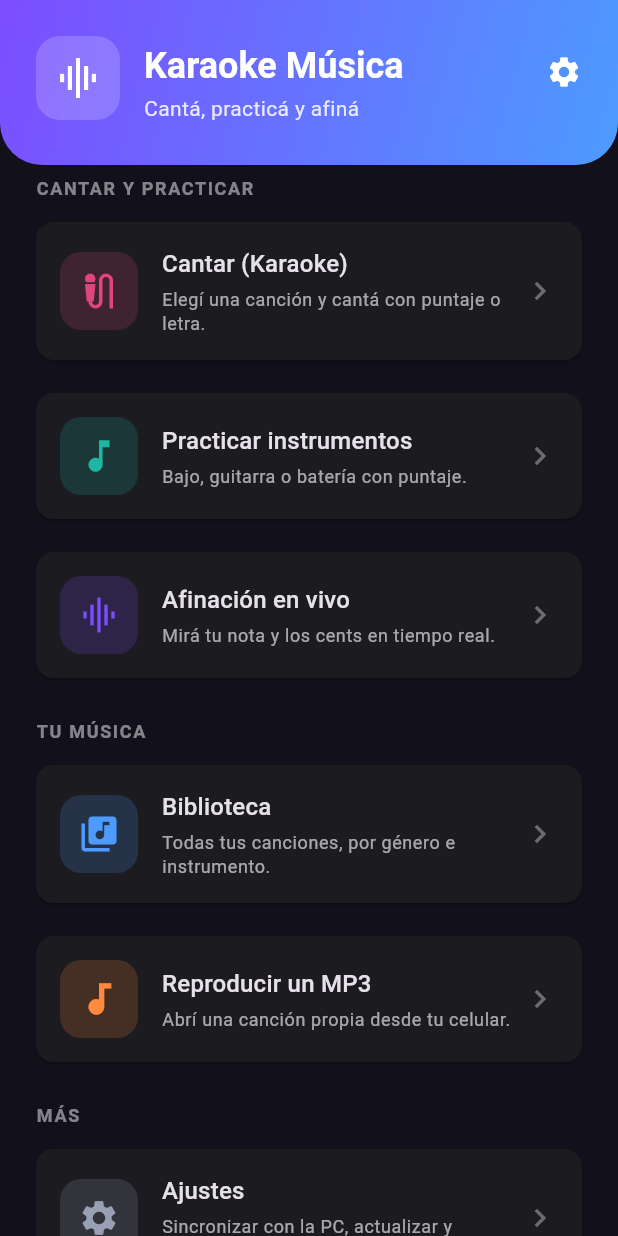
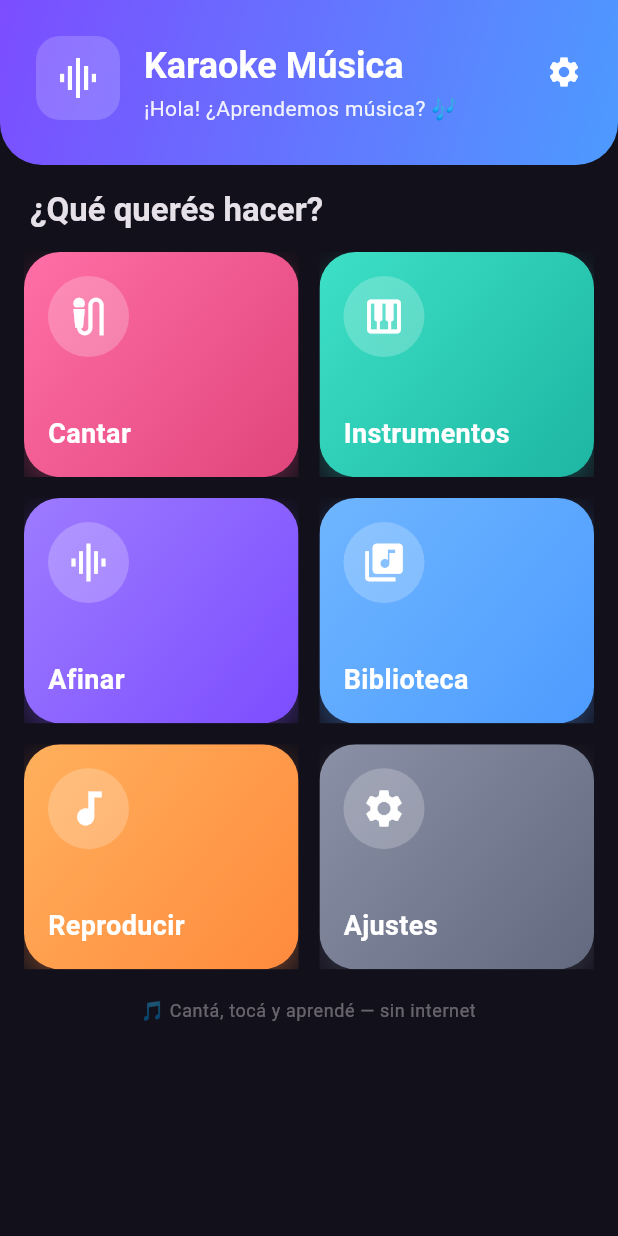
Before and after one commit to alexisfagnolad-beep/app-karaoke-musica, a Flutter app: the screen it shows after launch, on a phone screen of 412 x 824 dp. Run offline on Flutter 3.47's test engine with Material 3 defaults, Android fonts, the phone set to English and light mode, and no system bars; our stand-ins replace file_picker, flutter_secure_storage, just_audio, open_filex, package_info_plus, permission_handler; missing offline and left inert: flutter_audio_capture, pitch_detector_dart; network calls fail.

Commit message:
Diseño celular más didáctico y colorido (para chicos): inicio + tema
Primera vuelta de rosca pensada para que la usen niños:
- Tema global más redondeado y con botones grandes (cards radio 22, botones 18,
  snackbars flotantes).
- Inicio rediseñado: saludo amigable y grilla de tiles grandes y coloridos con
  degradé, ícono en círculo y etiqueta corta (Cantar, Instrumentos, Afinar,
  Biblioteca, Reproducir, Ajustes) — bien tocables.

Co-Authored-By: Claude Opus 4.8 <noreply@anthropic.com>
Claude-Session: https://claude.ai/code/session_01YTrSmuHpnRj1oa43gKrDhM

```diff
--- a/lib/app.dart
+++ b/lib/app.dart
@@ -23,6 +23,34 @@ class KaraokeApp extends StatelessWidget {
         useMaterial3: true,
         colorScheme: colorScheme,
         scaffoldBackgroundColor: const Color(0xFF12101A),
+        // Formas bien redondeadas y botones grandes: más amigable para chicos.
+        cardTheme: CardThemeData(
+          clipBehavior: Clip.antiAlias,
+          shape: RoundedRectangleBorder(
+            borderRadius: BorderRadius.circular(22),
+          ),
+        ),
+        filledButtonTheme: FilledButtonThemeData(
+          style: FilledButton.styleFrom(
+            shape: RoundedRectangleBorder(
+              borderRadius: BorderRadius.circular(18),
+            ),
+            textStyle: const TextStyle(
+              fontSize: 16,
+              fontWeight: FontWeight.bold,
+            ),
+          ),
+        ),
+        outlinedButtonTheme: OutlinedButtonThemeData(
+          style: OutlinedButton.styleFrom(
+            shape: RoundedRectangleBorder(
+              borderRadius: BorderRadius.circular(18),
+            ),
+          ),
+        ),
+        snackBarTheme: const SnackBarThemeData(
+          behavior: SnackBarBehavior.floating,
+        ),
       ),
       home: const HomeScreen(),
     );
--- a/lib/features/home/presentation/home_screen.dart
+++ b/lib/features/home/presentation/home_screen.dart
@@ -120,17 +120,34 @@ class _HomeScreenState extends State<HomeScreen> {
             children: [
               _Header(onSettings: _openSettings),
               Padding(
-                padding: const EdgeInsets.fromLTRB(20, 8, 20, 24),
+                padding: const EdgeInsets.fromLTRB(16, 16, 16, 20),
                 child: Column(
                   crossAxisAlignment: CrossAxisAlignment.start,
                   children: [
-                    const _SectionTitle('Cantar y practicar'),
-                    _MenuCard(
+                    Padding(
+                      padding: const EdgeInsets.only(left: 4, bottom: 14),
+                      child: Text(
+                        '¿Qué querés hacer?',
+                        style: theme.textTheme.titleLarge?.copyWith(
+                          fontWeight: FontWeight.bold,
+                        ),
+                      ),
+                    ),
+                    LayoutBuilder(
+                      builder: (context, cons) {
+                        final w = (cons.maxWidth - 14) / 2;
+                        return Wrap(
+                          spacing: 14,
+                          runSpacing: 14,
+                          children: [
+                            _FunTile(
+                              size: w,
                               icon: Icons.mic_external_on,
-                      color: const Color(0xFFE0457B),
-                      title: 'Cantar (Karaoke)',
-                      subtitle:
-                          'Elegí una canción y cantá con puntaje o letra.',
+                              label: 'Cantar',
+                              colors: const [
+                                Color(0xFFFF6FA5),
+                                Color(0xFFE0457B),
+                              ],
                               onTap: () => _push(
                                 const LibraryScreen(
                                   initialInstrument: 'Voz',
@@ -138,51 +155,61 @@ class _HomeScreenState extends State<HomeScreen> {
                                 ),
                               ),
                             ),
-                    const SizedBox(height: 14),
-                    _MenuCard(
-                      icon: Icons.music_note,
-                      color: const Color(0xFF1DB6A2),
-                      title: 'Practicar instrumentos',
-                      subtitle: 'Bajo, guitarra o batería con puntaje.',
+                            _FunTile(
+                              size: w,
+                              icon: Icons.piano,
+                              label: 'Instrumentos',
+                              colors: const [
+                                Color(0xFF3DE0C6),
+                                Color(0xFF1DB6A2),
+                              ],
                               onTap: () => _push(
                                 const LibraryScreen(titleOverride: 'Practicar'),
                               ),
                             ),
-                    const SizedBox(height: 14),
-                    _MenuCard(
+                            _FunTile(
+                              size: w,
                               icon: Icons.graphic_eq,
-                      color: const Color(0xFF7C4DFF),
-                      title: 'Afinación en vivo',
-                      subtitle: 'Mirá tu nota y los cents en tiempo real.',
+                              label: 'Afinar',
+                              colors: const [
+                                Color(0xFF9D7BFF),
+                                Color(0xFF7C4DFF),
+                              ],
                               onTap: () => _push(const LivePitchScreen()),
                             ),
-                    const SizedBox(height: 24),
-                    const _SectionTitle('Tu música'),
-                    _MenuCard(
+                            _FunTile(
+                              size: w,
                               icon: Icons.library_music,
-                      color: const Color(0xFF4D9BFF),
-                      title: 'Biblioteca',
-                      subtitle:
-                          'Todas tus canciones, por género e instrumento.',
+                              label: 'Biblioteca',
+                              colors: const [
+                                Color(0xFF6FB6FF),
+                                Color(0xFF4D9BFF),
+                              ],
                               onTap: () => _push(const LibraryScreen()),
                             ),
-                    const SizedBox(height: 14),
-                    _MenuCard(
+                            _FunTile(
+                              size: w,
                               icon: Icons.audiotrack,
-                      color: const Color(0xFFFF8A3D),
-                      title: 'Reproducir un MP3',
-                      subtitle: 'Abrí una canción propia desde tu celular.',
+                              label: 'Reproducir',
+                              colors: const [
+                                Color(0xFFFFB05C),
+                                Color(0xFFFF8A3D),
+                              ],
                               onTap: () => _push(const PlayerScreen()),
                             ),
-                    const SizedBox(height: 24),
-                    const _SectionTitle('Más'),
-                    _MenuCard(
+                            _FunTile(
+                              size: w,
                               icon: Icons.settings,
-                      color: const Color(0xFF9AA0B4),
-                      title: 'Ajustes',
-                      subtitle:
-                          'Sincronizar con la PC, actualizar y compartir.',
+                              label: 'Ajustes',
+                              colors: const [
+                                Color(0xFF8A90A6),
+                                Color(0xFF636A80),
+                              ],
                               onTap: _openSettings,
+                            ),
+                          ],
+                        );
+                      },
                     ),
                   ],
                 ),
@@ -190,7 +217,7 @@ class _HomeScreenState extends State<HomeScreen> {
               Padding(
                 padding: const EdgeInsets.only(bottom: 24),
                 child: Text(
-                  'Modo Karaoke Rápido — funciona sin internet',
+                  '🎵 Cantá, tocá y aprendé — sin internet',
                   textAlign: TextAlign.center,
                   style: theme.textTheme.bodySmall?.copyWith(
                     color: theme.colorScheme.onSurface.withValues(alpha: 0.4),
@@ -250,9 +277,9 @@ class _Header extends StatelessWidget {
                 ),
                 const SizedBox(height: 2),
                 Text(
-                  'Cantá, practicá y afiná',
+                  '¡Hola! ¿Aprendemos música? 🎶',
                   style: theme.textTheme.bodyMedium?.copyWith(
-                    color: Colors.white.withValues(alpha: 0.85),
+                    color: Colors.white.withValues(alpha: 0.9),
                   ),
                 ),
               ],
@@ -270,86 +297,75 @@ class _Header extends StatelessWidget {
 }
 
 /// Título de sección en el inicio.
-class _SectionTitle extends StatelessWidget {
-  const _SectionTitle(this.text);
-
-  final String text;
-
-  @override
-  Widget build(BuildContext context) {
-    final theme = Theme.of(context);
-    return Padding(
-      padding: const EdgeInsets.only(left: 4, bottom: 10),
-      child: Text(
-        text.toUpperCase(),
-        style: theme.textTheme.labelMedium?.copyWith(
-          color: theme.colorScheme.onSurface.withValues(alpha: 0.55),
-          fontWeight: FontWeight.w700,
-          letterSpacing: 1.1,
-        ),
-      ),
-    );
-  }
-}
-
-class _MenuCard extends StatelessWidget {
-  const _MenuCard({
+/// Tile grande y colorido del inicio (pensado para chicos): degradé, ícono
+/// grande en un círculo y etiqueta corta. Botón bien tocable.
+class _FunTile extends StatelessWidget {
+  const _FunTile({
+    required this.size,
     required this.icon,
-    required this.color,
-    required this.title,
-    required this.subtitle,
+    required this.label,
+    required this.colors,
     required this.onTap,
   });
 
+  final double size;
   final IconData icon;
-  final Color color;
-  final String title;
-  final String subtitle;
+  final String label;
+  final List<Color> colors;
   final VoidCallback onTap;
 
   @override
   Widget build(BuildContext context) {
-    final theme = Theme.of(context);
-    return Card(
-      clipBehavior: Clip.antiAlias,
+    return SizedBox(
+      width: size,
+      height: size * 0.82,
+      child: Material(
+        color: Colors.transparent,
         child: InkWell(
+          borderRadius: BorderRadius.circular(24),
           onTap: onTap,
+          child: Ink(
+            decoration: BoxDecoration(
+              gradient: LinearGradient(
+                begin: Alignment.topLeft,
+                end: Alignment.bottomRight,
+                colors: colors,
+              ),
+              borderRadius: BorderRadius.circular(24),
+              boxShadow: [
+                BoxShadow(
+                  color: colors.last.withValues(alpha: 0.35),
+                  blurRadius: 16,
+                  offset: const Offset(0, 8),
+                ),
+              ],
+            ),
             child: Padding(
               padding: const EdgeInsets.all(16),
-          child: Row(
+              child: Column(
+                crossAxisAlignment: CrossAxisAlignment.start,
+                mainAxisAlignment: MainAxisAlignment.spaceBetween,
                 children: [
                   Container(
-                width: 52,
-                height: 52,
+                    width: 54,
+                    height: 54,
                     decoration: BoxDecoration(
-                  color: color.withValues(alpha: 0.18),
-                  borderRadius: BorderRadius.circular(14),
+                      color: Colors.white.withValues(alpha: 0.22),
+                      shape: BoxShape.circle,
                     ),
-                child: Icon(icon, size: 28, color: color),
+                    child: Icon(icon, size: 30, color: Colors.white),
                   ),
-              const SizedBox(width: 16),
-              Expanded(
-                child: Column(
-                  crossAxisAlignment: CrossAxisAlignment.start,
-                  children: [
-                    Text(title, style: theme.textTheme.titleMedium),
-                    const SizedBox(height: 4),
                   Text(
-                      subtitle,
-                      style: theme.textTheme.bodySmall?.copyWith(
-                        color: theme.colorScheme.onSurface.withValues(
-                          alpha: 0.7,
-                        ),
+                    label,
+                    style: const TextStyle(
+                      color: Colors.white,
+                      fontSize: 18,
+                      fontWeight: FontWeight.bold,
                     ),
                   ),
                 ],
               ),
             ),
-              Icon(
-                Icons.chevron_right,
-                color: theme.colorScheme.onSurface.withValues(alpha: 0.4),
-              ),
-            ],
           ),
         ),
       ),
```
Lines whose indentation alone changed are shown as unchanged.
